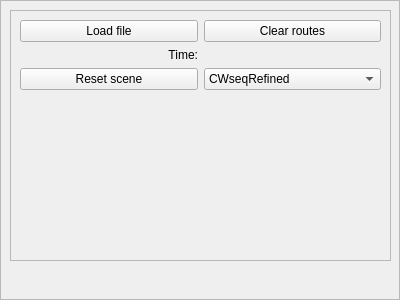
This is managers/CVRPmanager.ui in abacondito/CVRPmanager as Qt 5 draws it before an edit. The edited form follows.
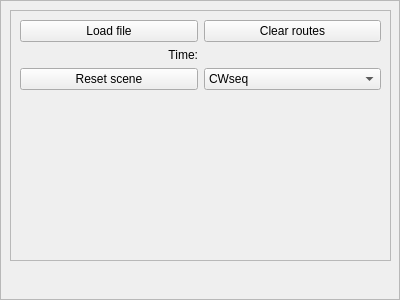
This is the edited form. Icons and pictures are not drawn.

The edit to the form file:
```diff
--- a/managers/CVRPmanager.ui
+++ b/managers/CVRPmanager.ui
@@ -52,7 +52,7 @@
      <widget class="QComboBox" name="selectVersion">
       <item>
        <property name="text">
-        <string>CWseqRefined</string>
+        <string>CWseq</string>
        </property>
       </item>
       <item>
@@ -77,31 +77,6 @@
       </item>
      </widget>
     </item>
-    <item row="4" column="4">
-     <widget class="QLabel" name="label">
-      <property name="sizePolicy">
-       <sizepolicy hsizetype="Ignored" vsizetype="Ignored">
-        <horstretch>0</horstretch>
-        <verstretch>0</verstretch>
-       </sizepolicy>
-      </property>
-      <property name="text">
-       <string/>
-      </property>
-      <property name="pixmap">
-       <pixmap resource="../pics.qrc">:/pics/NicePng_red-ribbon-png_260752.png</pixmap>
-      </property>
-      <property name="scaledContents">
-       <bool>true</bool>
-      </property>
-      <property name="alignment">
-       <set>Qt::AlignCenter</set>
-      </property>
-      <property name="textInteractionFlags">
-       <set>Qt::NoTextInteraction</set>
-      </property>
-     </widget>
-    </item>
     <item row="0" column="0">
      <widget class="QPushButton" name="loadFilePushButton">
       <property name="text">
@@ -109,6 +84,54 @@
       </property>
      </widget>
     </item>
+    <item row="4" column="0">
+     <spacer name="verticalSpacer">
+      <property name="orientation">
+       <enum>Qt::Vertical</enum>
+      </property>
+      <property name="sizeType">
+       <enum>QSizePolicy::Expanding</enum>
+      </property>
+      <property name="sizeHint" stdset="0">
+       <size>
+        <width>20</width>
+        <height>40</height>
+       </size>
+      </property>
+     </spacer>
+    </item>
+    <item row="4" column="4">
+     <spacer name="horizontalSpacer">
+      <property name="orientation">
+       <enum>Qt::Horizontal</enum>
+      </property>
+      <property name="sizeType">
+       <enum>QSizePolicy::Expanding</enum>
+      </property>
+      <property name="sizeHint" stdset="0">
+       <size>
+        <width>40</width>
+        <height>1</height>
+       </size>
+      </property>
+     </spacer>
+    </item>
+    <item row="5" column="0">
+     <spacer name="horizontalSpacer_2">
+      <property name="orientation">
+       <enum>Qt::Horizontal</enum>
+      </property>
+      <property name="sizeType">
+       <enum>QSizePolicy::MinimumExpanding</enum>
+      </property>
+      <property name="sizeHint" stdset="0">
+       <size>
+        <width>40</width>
+        <height>20</height>
+       </size>
+      </property>
+     </spacer>
+    </item>
     <item row="3" column="0">
      <widget class="QPushButton" name="resetScenePushButton">
       <property name="text">
@@ -133,21 +156,44 @@
       </property>
      </widget>
     </item>
-    <item row="4" column="0">
-     <spacer name="verticalSpacer">
-      <property name="orientation">
-       <enum>Qt::Vertical</enum>
-      </property>
-      <property name="sizeType">
-       <enum>QSizePolicy::MinimumExpanding</enum>
-      </property>
-      <property name="sizeHint" stdset="0">
-       <size>
-        <width>20</width>
-        <height>40</height>
-       </size>
-      </property>
-     </spacer>
+    <item row="5" column="4">
+     <layout class="QHBoxLayout" name="horizontalLayout_2">
+      <item>
+       <spacer name="verticalSpacer_2">
+        <property name="orientation">
+         <enum>Qt::Vertical</enum>
+        </property>
+        <property name="sizeType">
+         <enum>QSizePolicy::MinimumExpanding</enum>
+        </property>
+        <property name="sizeHint" stdset="0">
+         <size>
+          <width>20</width>
+          <height>40</height>
+         </size>
+        </property>
+       </spacer>
+      </item>
+      <item>
+       <widget class="QLabel" name="label">
+        <property name="sizePolicy">
+         <sizepolicy hsizetype="Ignored" vsizetype="Ignored">
+          <horstretch>0</horstretch>
+          <verstretch>0</verstretch>
+         </sizepolicy>
+        </property>
+        <property name="text">
+         <string/>
+        </property>
+        <property name="pixmap">
+         <pixmap resource="../pics.qrc">:/pics/NicePng_red-ribbon-png_260752.png</pixmap>
+        </property>
+        <property name="scaledContents">
+         <bool>true</bool>
+        </property>
+       </widget>
+      </item>
+     </layout>
     </item>
    </layout>
   </widget>
```
Left out of the diff: 37 changed lines with no effect on the pictures.
